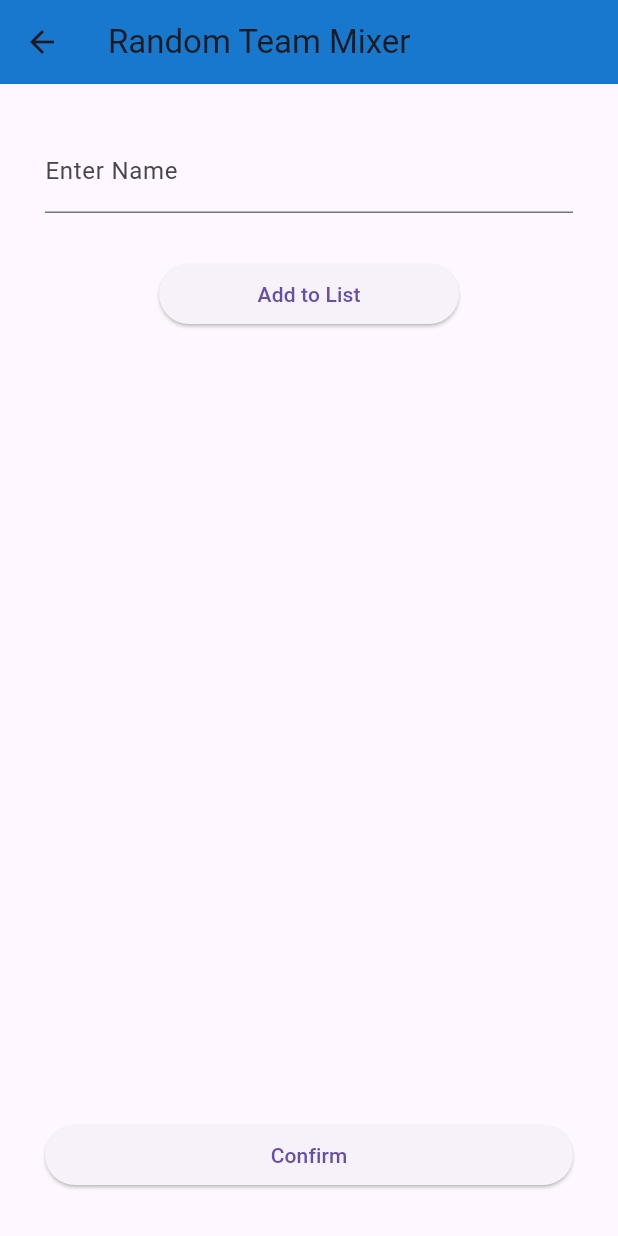
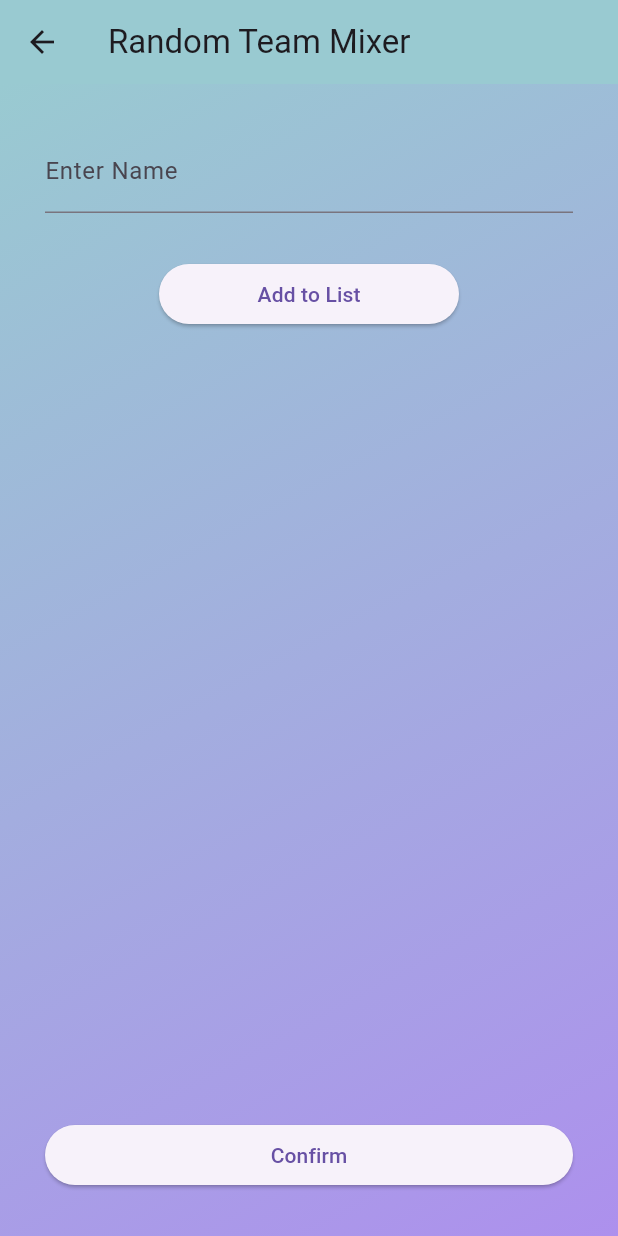
Before and after one commit to Githmaz/Random-Team-Mixer, a Flutter app: the screen it shows after launch, after a tap on "Let's Start", on a phone screen of 412 x 824 dp. Run offline on Flutter 3.47's test engine with Material 3 defaults, Android fonts, the phone set to English and light mode, and no system bars.

Commit message:
Enhance all pages with Background Image and Decorations

```diff
--- a/random_team_mixer/lib/main.dart
+++ b/random_team_mixer/lib/main.dart
@@ -17,7 +17,7 @@ class MyApp extends StatelessWidget {
       initialRoute: '/',
       routes: {
         '/': (context) => const HomePage(),
-        '/inputPage': (context) => const RandomTeamMixer(),
+        '/inputPage': (context) => const InputPage(),
         '/groupOverview': (context) => GroupOverView(
               nameList: (ModalRoute.of(context)!.settings.arguments
                       as Map<String, dynamic>?)?['nameList'] ??
--- a/random_team_mixer/lib/pages/group_overview_page.dart
+++ b/random_team_mixer/lib/pages/group_overview_page.dart
@@ -19,13 +19,22 @@ class _GroupOverViewState extends State<GroupOverView> {
     return Scaffold(
       appBar: AppBar(
         title: const Text("Groups Overview"),
-        backgroundColor: Colors.teal,
+        backgroundColor: Color.fromARGB(161, 23, 81, 226),
       ),
-      body: ListView(
-        children: GroupModel.generateGroupModels(
-                generateRandomGroups(localNameList, 2))
-            .map((group) => GroupCard(group: group))
-            .toList(),
+      body: Container(
+        decoration: BoxDecoration(
+          image: DecorationImage(
+            image:
+                AssetImage("lib/assets/group_overview_page_background.jpg"), // Replace with your image path
+            fit: BoxFit.cover,
+          ),
+        ),
+        child: ListView(
+          children: GroupModel.generateGroupModels(
+                  generateRandomGroups(localNameList, 2))
+              .map((group) => GroupCard(group: group))
+              .toList(),
+        ),
       ),
     );
   }
--- a/random_team_mixer/lib/pages/home_page.dart
+++ b/random_team_mixer/lib/pages/home_page.dart
@@ -13,23 +13,53 @@ class _HomePageState extends State<HomePage> {
     return MaterialApp(
       debugShowCheckedModeBanner: false,
       home: Scaffold(
-          appBar: AppBar(
-            title: const Text("Wellcome to Random Team Mixer"),
-            backgroundColor: const Color.fromARGB(255, 172, 161, 63),
+        appBar: AppBar(
+          title: const Center(
+            child: Text(
+              "Welcome to Random Team Mixer",
+              style: TextStyle(
+                  fontWeight: FontWeight.bold,
+                  color: Colors.white,
+                  fontFamily: 'Roboto'),
+            ),
           ),
-          body: Column(
-            children: [
-              Padding(
-                padding: const EdgeInsets.only(top: 20.0),
-                child: ElevatedButton(
+          backgroundColor: Color.fromARGB(190, 43, 63, 216),
+        ),
+        body: Stack(
+          alignment: Alignment.center,
+          children: [
+            Image.asset(
+              'lib/assets/home_page_background.jpg',
+              height: double.infinity,
+              width: double.infinity,
+              fit: BoxFit.cover,
+            ),
+            Column(
+              mainAxisAlignment: MainAxisAlignment.center,
+              crossAxisAlignment: CrossAxisAlignment.center,
+              children: [
+                ElevatedButton(
+                  style: ElevatedButton.styleFrom(
+                    backgroundColor: Color.fromARGB(
+                        255, 116, 47, 228), // Adjust button color
+                    padding: EdgeInsets.symmetric(horizontal: 20, vertical: 15),
+                    shape: RoundedRectangleBorder(
+                      borderRadius: BorderRadius.circular(8.0),
+                    ),
+                  ),
                   onPressed: () {
                     Navigator.pushNamed(context, '/inputPage');
                   },
-                  child: const Text("Let's Start"),
+                  child: Text(
+                    "Let's Start",
+                    style: TextStyle(fontSize: 18, color: Colors.white),
+                  ),
                 ),
-              ),
-            ],
-          )),
+              ],
+            ),
+          ],
+        ),
+      ),
     );
   }
 }
--- a/random_team_mixer/lib/pages/input_page.dart
+++ b/random_team_mixer/lib/pages/input_page.dart
@@ -1,13 +1,16 @@
 import 'package:flutter/material.dart';
 
-class RandomTeamMixer extends StatefulWidget {
-  const RandomTeamMixer({Key? key}) : super(key: key);
+const beginAlignment = Alignment.topLeft;
+const endAlignment = Alignment.bottomRight;
+
+class InputPage extends StatefulWidget {
+  const InputPage({Key? key}) : super(key: key);
 
   @override
-  State<RandomTeamMixer> createState() => _RandomTeamMixerState();
+  State<InputPage> createState() => _RandomTeamMixerState();
 }
 
-class _RandomTeamMixerState extends State<RandomTeamMixer> {
+class _RandomTeamMixerState extends State<InputPage> {
   final TextEditingController _textFieldController = TextEditingController();
   List<String> nameList = [];
 
@@ -16,9 +19,20 @@ class _RandomTeamMixerState extends State<RandomTeamMixer> {
     return Scaffold(
         appBar: AppBar(
           title: const Text("Random Team Mixer"),
-        backgroundColor: const Color.fromARGB(255, 23, 120, 206),
+          backgroundColor: Color.fromARGB(255, 153, 202, 209),
         ),
-      body: Padding(
+        body: Container(
+          decoration: BoxDecoration(
+            gradient: LinearGradient(
+              begin: beginAlignment,
+              end: endAlignment,
+              colors: [
+                Color.fromARGB(255, 153, 202, 209),
+                Color.fromARGB(255, 173, 144, 237)
+              ],
+            ),
+          ),
+          child: Padding(
             padding: const EdgeInsets.all(30.0),
             child: Column(
               children: [
@@ -28,7 +42,12 @@ class _RandomTeamMixerState extends State<RandomTeamMixer> {
                     controller: _textFieldController,
                     decoration: const InputDecoration(
                         labelText: 'Enter Name',
+                        focusedBorder: OutlineInputBorder(
+                          borderSide: BorderSide(
+                            color: Colors
+                                .white, // Change focused border color here
                           ),
+                        )),
                   ),
                 ),
                 SizedBox(
@@ -63,28 +82,36 @@ class _RandomTeamMixerState extends State<RandomTeamMixer> {
                                 ),
                                 const DataColumn(label: Text("")),
                               ],
-                          rows: nameList
-                              .map(
-                                (name) => DataRow(
+                              rows: List.generate(
+                                nameList.length,
+                                (index) => DataRow(
+                                  color:
+                                      MaterialStateProperty.resolveWith<Color?>(
+                                    (Set<MaterialState> states) {
+                                      // Alternate row colors
+                                      return index % 2 == 0
+                                          ? Color.fromARGB(25, 255, 255, 255)
+                                          : null;
+                                    },
+                                  ),
                                   cells: [
                                     DataCell(
                                       SizedBox(
                                         width: 160,
-                                        child: Text(' $name'),
+                                        child: Text(' ${nameList[index]}'),
                                       ),
                                     ),
                                     DataCell(
                                       IconButton(
                                         icon: const Icon(Icons.delete),
                                         onPressed: () {
-                                          removeNameFromList(name);
+                                          removeNameFromList(nameList[index]);
                                         },
                                       ),
-                                    )
+                                    ),
                                   ],
                                 ),
-                              )
-                              .toList(),
+                              ),
                             ),
                     ),
                   ),
@@ -102,7 +129,7 @@ class _RandomTeamMixerState extends State<RandomTeamMixer> {
               ],
             ),
           ),
-    );
+        ));
   }
 
   void addNameToList() {
```
Also changed, not shown: random_team_mixer/pubspec.yaml (+4 -3 lines), random_team_mixer/lib/assets/group_overview_page_background.jpg (added), random_team_mixer/lib/assets/home_page_background.jpg (added). Lines whose indentation alone changed are shown as unchanged.
